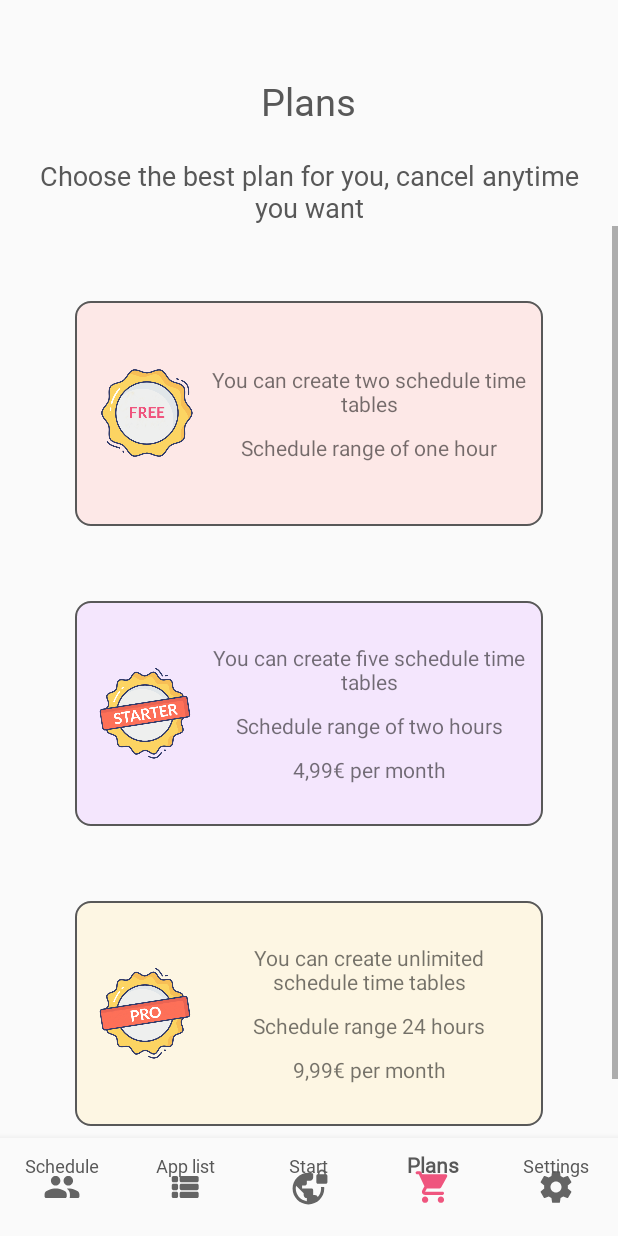
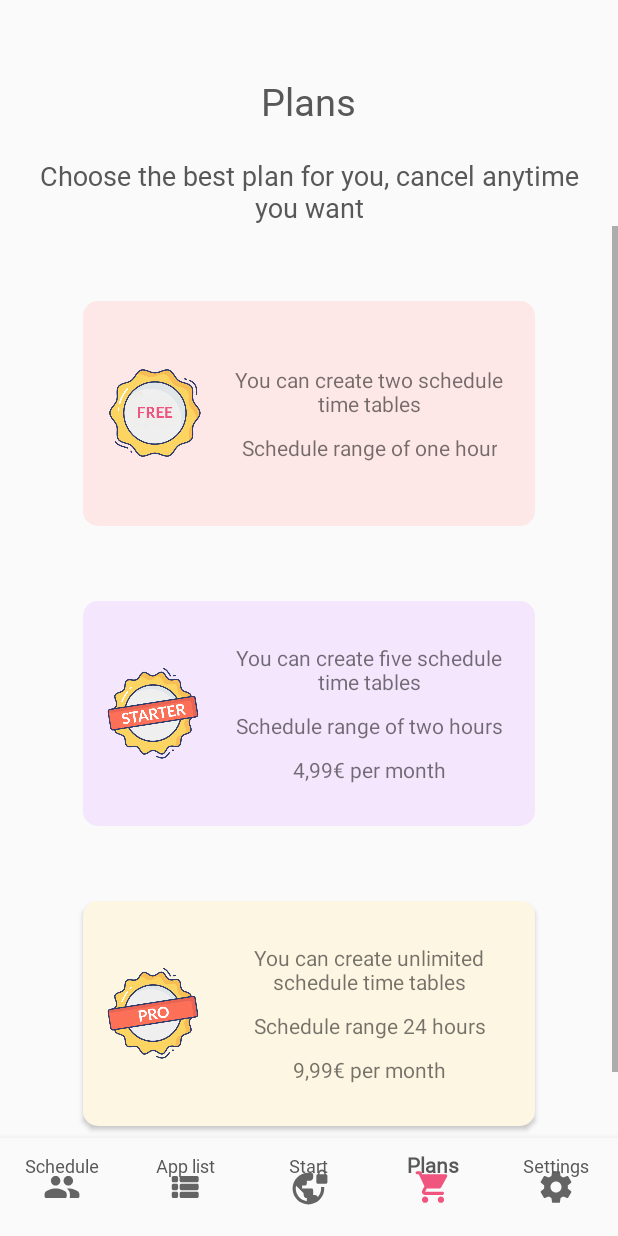
Before and after one commit to Sergiobi9/shutMeProject, an Android app: the screen it shows after launch (MainActivity), item 4 of the bottom bar chosen, on a phone screen of 412 x 824 dp. Run offline under Robolectric (Android 15) with nearby library versions, the light colour scheme and no system bars.

Commit message:
plans updated

```diff
--- a/app/src/main/res/drawable/free_plan_background.xml
+++ b/app/src/main/res/drawable/free_plan_background.xml
@@ -2,8 +2,6 @@
 <shape xmlns:android="http://schemas.android.com/apk/res/android"
     android:shape="rectangle">
 
-    <stroke android:width="1dp"
-        android:color="@color/gray"></stroke>
     <solid android:color="@color/freePlan" />
 
     <corners android:radius="10dp" />
--- a/app/src/main/res/drawable/pro_plan_background.xml
+++ b/app/src/main/res/drawable/pro_plan_background.xml
@@ -2,8 +2,6 @@
 <shape xmlns:android="http://schemas.android.com/apk/res/android"
     android:shape="rectangle">
 
-    <stroke android:width="1dp"
-        android:color="@color/gray"></stroke>
     <solid android:color="@color/proPlan"/>
     <corners android:radius="10dp" />
 
--- a/app/src/main/res/drawable/starter_plan_background.xml
+++ b/app/src/main/res/drawable/starter_plan_background.xml
@@ -2,8 +2,6 @@
 <shape xmlns:android="http://schemas.android.com/apk/res/android"
     android:shape="rectangle">
 
-    <stroke android:width="1dp"
-        android:color="@color/gray"></stroke>
     <solid android:color="@color/starterPlan" />
 
     <corners android:radius="10dp" />
--- a/app/src/main/res/layout/fragment_plans.xml
+++ b/app/src/main/res/layout/fragment_plans.xml
@@ -58,6 +58,9 @@
                         android:layout_below="@+id/settings_title_tv"
                         android:layout_width="match_parent"
                         android:layout_height="150dp"
+                        android:layout_marginLeft="5dp"
+                        android:layout_marginRight="5dp"
+                        android:elevation="2dp"
                         android:background="@drawable/free_plan_background"
                         android:orientation="horizontal">
 
@@ -82,14 +85,15 @@
                                 android:layout_width="wrap_content"
                                 android:layout_height="wrap_content"
                                 android:gravity="center"
-                                android:text="You can create two schedule time tables">
+                                android:text="@string/free_plan_fragment_first_text">
                             </TextView>
 
                             <TextView
                                 android:layout_width="wrap_content"
                                 android:layout_height="wrap_content"
                                 android:layout_marginTop="10dp"
-                                android:text="Schedule range of one hour">
+                                android:gravity="center"
+                                android:text="@string/free_plan_fragment_second_text">
                             </TextView>
                         </LinearLayout>
 
@@ -102,6 +106,9 @@
                         android:layout_below="@+id/free_plan_box"
                         android:layout_width="match_parent"
                         android:layout_height="150dp"
+                        android:elevation="2dp"
+                        android:layout_marginLeft="5dp"
+                        android:layout_marginRight="5dp"
                         android:layout_marginTop="50dp"
                         android:layout_marginBottom="50dp"
                         android:background="@drawable/starter_plan_background"
@@ -127,21 +134,23 @@
                                 android:layout_width="wrap_content"
                                 android:layout_height="wrap_content"
                                 android:gravity="center"
-                                android:text="You can create five schedule time tables">
+                                android:text="@string/starter_plan_fragment_first_text">
                             </TextView>
 
                             <TextView
                                 android:layout_width="wrap_content"
                                 android:layout_height="wrap_content"
                                 android:layout_marginTop="10dp"
-                                android:text="Schedule range of two hours">
+                                android:gravity="center"
+                                android:text="@string/starter_plan_fragment_second_text">
                             </TextView>
 
                             <TextView
                                 android:layout_width="wrap_content"
                                 android:layout_height="wrap_content"
+                                android:gravity="center"
                                 android:layout_marginTop="10dp"
-                                android:text="4,99€ per month">
+                                android:text="@string/starter_plan_fragment_pricing">
                             </TextView>
                         </LinearLayout>
 
@@ -152,6 +161,10 @@
                         android:layout_below="@+id/starter_plan_box"
                         android:layout_width="match_parent"
                         android:layout_height="150dp"
+                        android:layout_marginBottom="5dp"
+                        android:layout_marginLeft="5dp"
+                        android:layout_marginRight="5dp"
+                        android:elevation="2dp"
                         android:background="@drawable/pro_plan_background"
                         android:orientation="horizontal">
 
@@ -175,21 +188,23 @@
                                 android:layout_width="wrap_content"
                                 android:layout_height="wrap_content"
                                 android:gravity="center"
-                                android:text="You can create unlimited schedule time tables">
+                                android:text="@string/pro_plan_fragment_first_text">
                             </TextView>
 
                             <TextView
                                 android:layout_width="wrap_content"
                                 android:layout_height="wrap_content"
                                 android:layout_marginTop="10dp"
-                                android:text="Schedule range 24 hours">
+                                android:gravity="center"
+                                android:text="@string/pro_plan_fragment_second_text">
                             </TextView>
 
                             <TextView
                                 android:layout_width="wrap_content"
                                 android:layout_height="wrap_content"
                                 android:layout_marginTop="10dp"
-                                android:text="9,99€ per month">
+                                android:gravity="center"
+                                android:text="@string/pro_plan_fragment_pricing">
                             </TextView>
                         </LinearLayout>
 
--- a/app/src/main/res/values/strings.xml
+++ b/app/src/main/res/values/strings.xml
@@ -20,5 +20,13 @@
     <string name="app_list">App list</string>
     <string name="start">Start</string>
     <string name="plans">Plans</string>
+    <string name="pro_plan_fragment_pricing">9,99€ per month</string>
+    <string name="pro_plan_fragment_second_text">Schedule range 24 hours</string>
+    <string name="pro_plan_fragment_first_text">You can create unlimited schedule time tables</string>
+    <string name="starter_plan_fragment_pricing">4,99€ per month</string>
+    <string name="starter_plan_fragment_second_text">Schedule range of two hours</string>
+    <string name="starter_plan_fragment_first_text">You can create five schedule time tables</string>
+    <string name="free_plan_fragment_second_text">Schedule range of one hour</string>
+    <string name="free_plan_fragment_first_text">You can create two schedule time tables</string>
 
 </resources>
```
